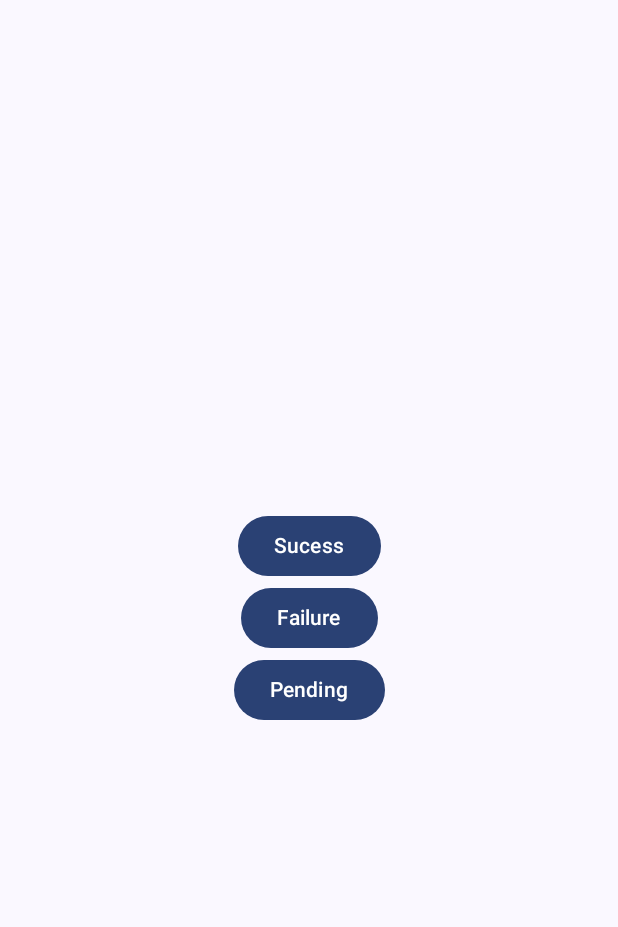
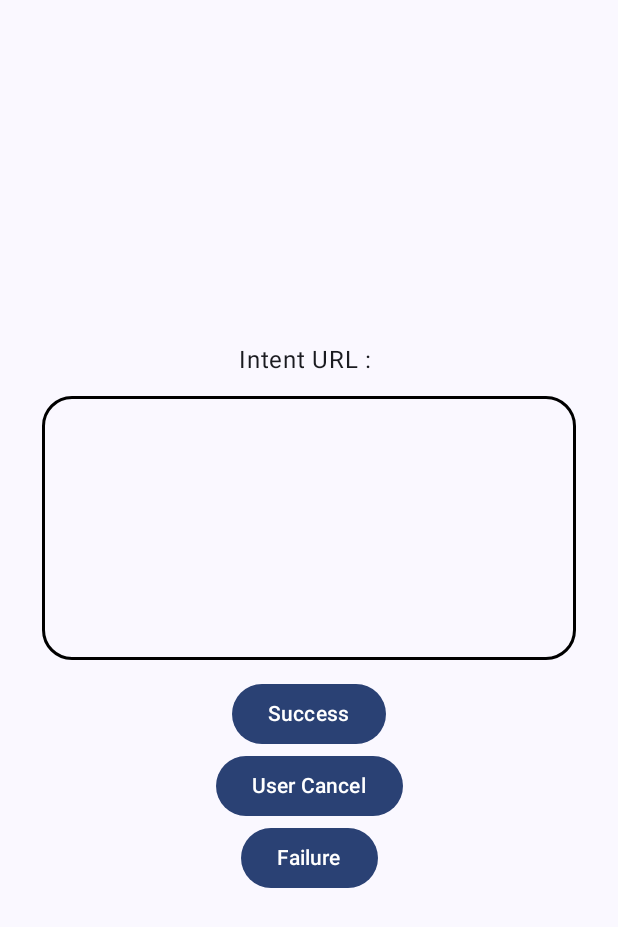
Before and after one commit to AkshatBhaskar03/DummyUpiApp-Automation, an Android app built with Jetpack Compose: the screen it shows after launch (MainActivity), on a phone screen of 412 x 824 dp. Shown: the top 927 px of the screen. Run offline under Robolectric (Android 15) with nearby library versions, the phone set to English and light mode, and no system bars.

Commit message:
functionality added

```diff
--- a/app/src/main/java/com/example/dummyupiapp/MainActivity.kt
+++ b/app/src/main/java/com/example/dummyupiapp/MainActivity.kt
@@ -1,36 +1,48 @@
 package com.example.dummyupiapp
 
+import android.content.Intent
 import android.net.Uri
 import android.os.Bundle
 import android.util.Log
 import android.widget.Toast
 import androidx.activity.ComponentActivity
 import androidx.activity.compose.setContent
+import androidx.compose.foundation.background
+import androidx.compose.foundation.border
 import androidx.compose.foundation.layout.Arrangement
+import androidx.compose.foundation.layout.Box
 import androidx.compose.foundation.layout.Column
 import androidx.compose.foundation.layout.fillMaxSize
 import androidx.compose.foundation.layout.height
 import androidx.compose.foundation.layout.padding
+import androidx.compose.foundation.layout.width
+import androidx.compose.foundation.shape.RoundedCornerShape
 import androidx.compose.material3.Button
 import androidx.compose.material3.MaterialTheme
 import androidx.compose.material3.Surface
 import androidx.compose.material3.Text
 import androidx.compose.runtime.Composable
 import androidx.compose.ui.Modifier
+import androidx.compose.ui.draw.clip
+import androidx.compose.ui.draw.shadow
+import androidx.compose.ui.graphics.Color
+import androidx.compose.ui.text.font.FontWeight
 import androidx.compose.ui.tooling.preview.Preview
 import androidx.compose.ui.unit.dp
+import androidx.compose.ui.unit.sp
 import com.example.dummyupiapp.ui.theme.DummyUpiAppTheme
 
 class MainActivity : ComponentActivity() {
+
+    private val FAILED_CASE = 123;
+    private var upiUrlData = "";
     override fun onCreate(savedInstanceState: Bundle?) {
         super.onCreate(savedInstanceState)
 
         val intent = intent
         if (intent != null && intent.data != null) {
             val uri: Uri = intent.data!!
-            Log.d("URI_DATA", uri.toString())
-            // Handle the deep link URI
-            // ...
+            upiUrlData = uri.toString()
         }
         setContent {
             DummyUpiAppTheme {
@@ -47,9 +59,11 @@ class MainActivity : ComponentActivity() {
                         horizontalAlignment = androidx.compose.ui.Alignment.CenterHorizontally,
                     )
                     {
-                        var buttonList = listOf<String>("Sucess","Failure","Pending");
-                        buttonList.forEachIndexed{
-                            index: Int, s: String ->  SimpleButton(s, onClick = { handleButtonClick(s) })
+                        var buttonList = listOf<String>("Success", "User Cancel", "Failure");
+                        Text("Intent URL : ")
+                        TextBoxIntentData(text = upiUrlData)
+                        buttonList.forEachIndexed { index: Int, s: String ->
+                            SimpleButton(s, onClick = { handleButtonClick(s) })
                         }
                     }
                 }
@@ -58,20 +72,61 @@ class MainActivity : ComponentActivity() {
     }
 
     private fun handleButtonClick(buttonType: String) {
-        Toast.makeText(this, "Button $buttonType clicked", Toast.LENGTH_SHORT).show()
+        when (buttonType) {
+            "Success" -> {
+                val responseMsg = "Payment Successful"
+                val resultIntent = Intent()
+                resultIntent.putExtra("response", responseMsg)
+                setResult(RESULT_OK, resultIntent)
+            }
+
+            "User Cancel" -> {
+                setResult(RESULT_CANCELED)
+            }
+
+            "Failure" -> {
+                setResult(FAILED_CASE)
+            }
+        }
+        finish()
     }
 }
 
 @Composable
-fun SimpleButton(name: String,  onClick : () -> Unit) {
-        // Button composable with onClick listener
-        Button(onClick = onClick) {
-            Text(name)
-        }
+fun TextBoxIntentData(text: String) {
+    Box(
+        modifier = Modifier
+            .height(200.dp)
+            .width(600.dp)
+            .padding(12.dp)
+            .border(2.dp, Color.Black, RoundedCornerShape(20.dp))
+    ) {
+        Text(
+            text = text,
+            modifier = Modifier
+                .padding(16.dp)
+                .fillMaxSize(),
+            fontSize = 14.sp,
+        )
+    }
+}
+
+@Composable
+fun SimpleButton(name: String, onClick: () -> Unit) {
+    // Button composable with onClick listener
+    Button(onClick = onClick) {
+        Text(name)
+    }
 }
 
 @Preview(showBackground = true)
 @Composable
 fun MyButtonPreview() {
-    SimpleButton("Akshat" , onClick = { Log.d("Logger","1") } )
+    SimpleButton("Akshat", onClick = { Log.d("Logger", "1") })
 }
+
+@Preview(showBackground = true)
+@Composable
+fun TextBoxIntentDataPreview() {
+    TextBoxIntentData("Akshat")
+}
```
